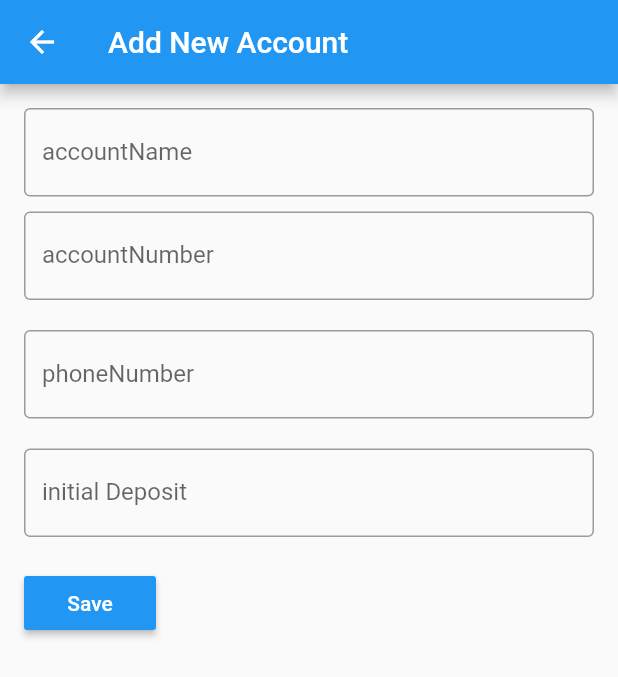
After one commit to innthomas/mock_banker, a Flutter app: the screen it shows after launch, after a tap on "add new account", on a phone screen of 412 x 824 dp. The commit adds this screen. Shown: the top 677 px of the screen. Run offline on Flutter 3.47's test engine with Material 2 defaults, Android fonts, the phone set to English and light mode, and no system bars; our stand-ins replace cloud_firestore, firebase_core; accounts and stored records are empty.

Commit message:
committed files

```diff
--- a/lib/main.dart
+++ b/lib/main.dart
@@ -1,6 +1,11 @@
+import 'package:firebase_core/firebase_core.dart';
 import 'package:flutter/material.dart';
 
-void main() {
+import 'pages/home.dart';
+
+void main() async {
+  WidgetsFlutterBinding.ensureInitialized();
+  await Firebase.initializeApp();
   runApp(MyApp());
 }
 
@@ -18,23 +23,3 @@ class MyApp extends StatelessWidget {
     );
   }
 }
-
-class MyHomePage extends StatefulWidget {
-  MyHomePage({Key key, this.title}) : super(key: key);
-
-  final String title;
-
-  @override
-  _MyHomePageState createState() => _MyHomePageState();
-}
-
-class _MyHomePageState extends State<MyHomePage> {
-  @override
-  Widget build(BuildContext context) {
-    return Scaffold(
-      appBar: AppBar(
-        title: Text(widget.title),
-      ),
-    );
-  }
-}
--- a/lib/model/account_model.dart
+++ b/lib/model/account_model.dart
@@ -9,25 +9,34 @@ class Account {
   final String id;
 
   Account(
-      [this.accountName,
+      {this.accountName,
       this.accountNumber,
       this.phoneNumber,
       this.accountBalance,
       this.deposit,
       this.withrawal,
-      this.time]);
+      this.time,
+      this.id});
 
   Account.fromMap(Map<String, dynamic> data, String id)
-      : title = data["title"],
-        description = data['description'],
-        author = data["author"],
+      : accountName = data["accountName"],
+        accountNumber = data["accountNumber"],
+        accountBalance = data["accountBalance"],
+        deposit = data["deposit"],
+        withrawal = data["withrawal"],
+        time = data["time"],
+        phoneNumber = data["phoneNumber"],
         id = id;
 
   Map<String, dynamic> toMap() {
     return {
-      "title": title,
-      "description": description,
-      "author": author,
+      "accountName": accountName,
+      "accountNumber": accountNumber,
+      "accountBalance": accountBalance,
+      "deposit": deposit,
+      "withrawal": withrawal,
+      "time": time,
+      "phoneNumber": phoneNumber,
     };
   }
 }
--- a/lib/model/firebase_service.dart
+++ b/lib/model/firebase_service.dart
@@ -0,0 +1,34 @@
+import 'package:cloud_firestore/cloud_firestore.dart';
+
+import 'account_model.dart';
+
+class FirestoreService {
+  static final FirestoreService _firestoreService =
+      FirestoreService._internal();
+  FirebaseFirestore _db = FirebaseFirestore.instance;
+  FirestoreService._internal();
+  factory FirestoreService() {
+    return _firestoreService;
+  }
+  Stream<List<Account>> getAccount() {
+    return _db.collection('Account').snapshots().map(
+          (snapshot) => snapshot.docs
+              .map(
+                (doc) => Account.fromMap(doc.data(), doc.id),
+              )
+              .toList(),
+        );
+  }
+
+  Future<void> addAccount(Account account) {
+    return _db.collection('Account').add(account.toMap());
+  }
+
+  Future<void> deleteAccount(String id) {
+    return _db.collection('Account').doc(id).delete();
+  }
+
+  Future<void> updateAccount(Account account) {
+    return _db.collection('Account').doc(account.id).update(account.toMap());
+  }
+}
--- /dev/null
+++ b/lib/pages/add_account.dart
@@ -0,0 +1,113 @@
+import 'package:flutter/material.dart';
+import 'package:mock_banker/model/account_model.dart';
+import 'package:mock_banker/model/firebase_service.dart';
+
+class AddAccountPage extends StatefulWidget {
+  final Account account;
+
+  const AddAccountPage({Key key, this.account}) : super(key: key);
+  @override
+  _AddAccountPageState createState() => _AddAccountPageState();
+}
+
+class _AddAccountPageState extends State<AddAccountPage> {
+  GlobalKey<FormState> _key = GlobalKey<FormState>();
+  TextEditingController _accountNameController;
+  TextEditingController _accountNumberController;
+  TextEditingController _phoneNumberController;
+  TextEditingController _depositController;
+
+  FocusNode _accountNode;
+
+  @override
+  void initState() {
+    super.initState();
+    _accountNameController = TextEditingController();
+    _accountNumberController = TextEditingController();
+    _phoneNumberController = TextEditingController();
+    _depositController = TextEditingController();
+    _accountNode = FocusNode();
+  }
+
+  @override
+  Widget build(BuildContext context) {
+    return Scaffold(
+      appBar: AppBar(
+        title: Text("Add New Account"),
+      ),
+      body: SingleChildScrollView(
+        padding: const EdgeInsets.all(16.0),
+        child: Form(
+          key: _key,
+          child: Column(
+            crossAxisAlignment: CrossAxisAlignment.start,
+            children: <Widget>[
+              TextFormField(
+                textInputAction: TextInputAction.next,
+                onEditingComplete: () {
+                  FocusScope.of(context).requestFocus(_accountNode);
+                },
+                controller: _accountNameController,
+                validator: (value) {
+                  if (value == null || value.isEmpty)
+                    return "accountName cannot be empty";
+                  return null;
+                },
+                decoration: InputDecoration(
+                  labelText: "accountName",
+                  border: OutlineInputBorder(),
+                ),
+              ),
+              const SizedBox(height: 10.0),
+              TextFormField(
+                focusNode: _accountNode,
+                controller: _accountNumberController,
+                decoration: InputDecoration(
+                  labelText: "accountNumber",
+                  border: OutlineInputBorder(),
+                ),
+              ),
+              const SizedBox(height: 20.0),
+              TextFormField(
+                controller: _phoneNumberController,
+                decoration: InputDecoration(
+                  labelText: "phoneNumber",
+                  border: OutlineInputBorder(),
+                ),
+              ),
+              const SizedBox(height: 20.0),
+              TextFormField(
+                controller: _depositController,
+                decoration: InputDecoration(
+                  labelText: "initial Deposit",
+                  border: OutlineInputBorder(),
+                ),
+              ),
+              const SizedBox(height: 20.0),
+              RaisedButton(
+                color: Theme.of(context).primaryColor,
+                textColor: Colors.white,
+                child: Text("Save"),
+                onPressed: () async {
+                  if (_key.currentState.validate()) {
+                    Account account = Account(
+                      accountName: _accountNameController.text,
+                      accountNumber: num.parse(_accountNumberController.text),
+                      deposit: double.parse(_depositController.text),
+                      phoneNumber: int.parse(_phoneNumberController.text),
+                      time: DateTime.now(),
+                      accountBalance: double.parse(_depositController.text),
+                      withrawal: 0.0,
+                    );
+                    await FirestoreService().addAccount(account);
+                  }
+                  Navigator.pop(context);
+                },
+              ),
+            ],
+          ),
+        ),
+      ),
+    );
+  }
+}
--- a/lib/pages/home.dart
+++ b/lib/pages/home.dart
@@ -0,0 +1,58 @@
+import 'package:flutter/material.dart';
+import 'package:mock_banker/pages/account_page.dart';
+
+import 'add_account.dart';
+
+class MyHomePage extends StatefulWidget {
+  MyHomePage({Key key, this.title}) : super(key: key);
+
+  final String title;
+
+  @override
+  _MyHomePageState createState() => _MyHomePageState();
+}
+
+class _MyHomePageState extends State<MyHomePage> {
+  @override
+  Widget build(BuildContext context) {
+    return Scaffold(
+      appBar: AppBar(
+        centerTitle: true,
+        title: Text(widget.title),
+      ),
+      body: Container(
+        padding: EdgeInsets.only(top: 20.0),
+        child: Center(
+          child: Column(
+            crossAxisAlignment: CrossAxisAlignment.center,
+            children: <Widget>[
+              RaisedButton(
+                child: Text("accounts page"),
+                onPressed: () {
+                  Navigator.push(
+                    context,
+                    MaterialPageRoute(
+                      builder: (_) => AccountPage(),
+                    ),
+                  );
+                },
+              ),
+              SizedBox(height: 30.0),
+              RaisedButton(
+                child: Text("add new account"),
+                onPressed: () {
+                  Navigator.push(
+                    context,
+                    MaterialPageRoute(
+                      builder: (_) => AddAccountPage(),
+                    ),
+                  );
+                },
+              ),
+            ],
+          ),
+        ),
+      ),
+    );
+  }
+}
```
Also changed, not shown: lib/pages/account.dart (deleted, +0 -15 lines), lib/pages/account_page.dart (added, +61 -0 lines), lib/pages/account_statement.dart (added, +49 -0 lines), lib/pages/transact.dart (added, +85 -0 lines), lib/pages/accountPageTwo.dart (added).
